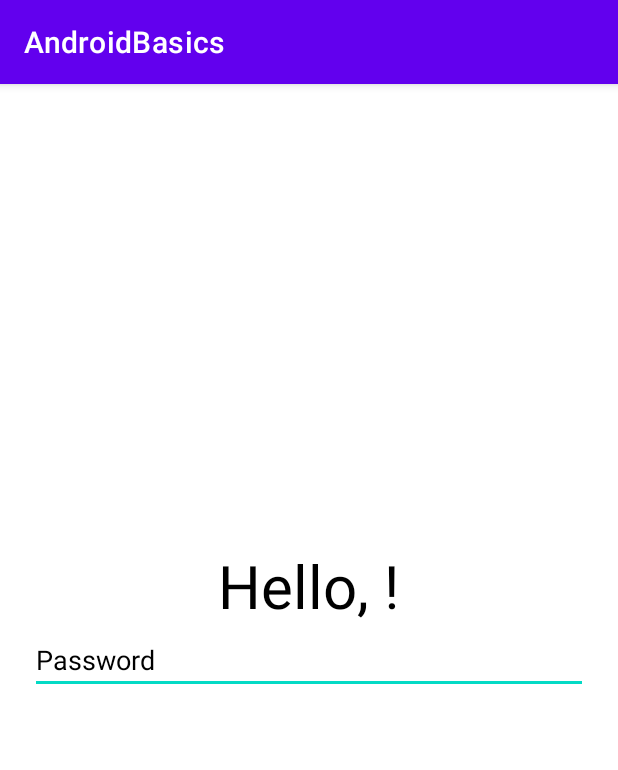
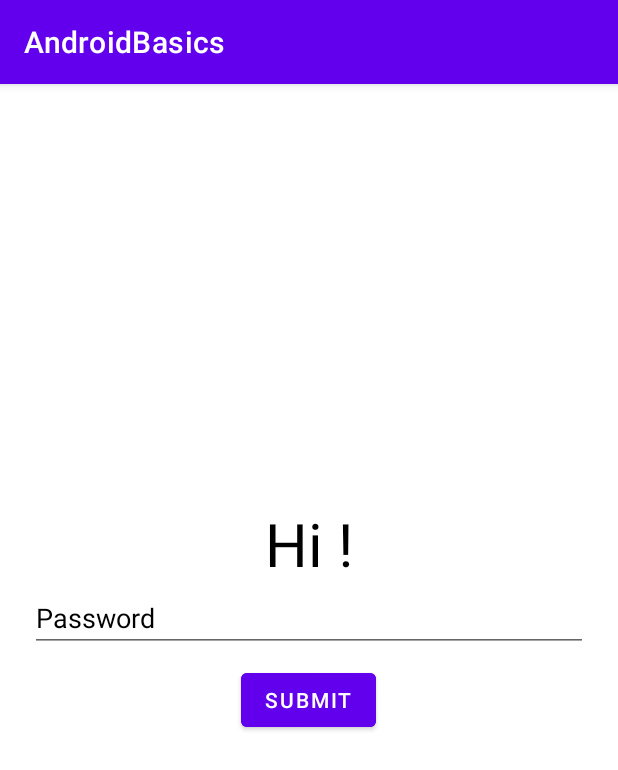
Before and after one commit to arora-ankit1/AndroidBasics, an Android app: the screen it shows after launch (PasswordActivity before the commit, MainContainerActivity after it), after a tap on "SUBMIT", on a phone screen of 412 x 824 dp. Shown: the top 770 px of the screen. Run offline under Robolectric (Android 15) with nearby library versions, the phone set to English and light mode, and no system bars.

Commit message:
logic updated with fragments

```diff
--- /dev/null
+++ b/app/src/main/java/com/example/androidbasics/LoginFragment.java
@@ -0,0 +1,125 @@
+package com.example.androidbasics;
+
+import android.content.Context;
+import android.os.Bundle;
+
+import androidx.annotation.NonNull;
+import androidx.annotation.Nullable;
+import androidx.fragment.app.Fragment;
+
+import android.util.Log;
+import android.view.LayoutInflater;
+import android.view.View;
+import android.view.ViewGroup;
+import android.widget.Button;
+import android.widget.EditText;
+
+/**
+ * A simple {@link Fragment} subclass.
+ * Use the {@link LoginFragment#newInstance} factory method to
+ * create an instance of this fragment.
+ */
+public class LoginFragment extends Fragment {
+
+    public static final String TAG = "LoginFragment";
+    private callBackListener mListener;
+
+    public interface callBackListener {
+        void onLoginSuccess(String username);
+    }
+
+    public LoginFragment() {
+        // Required empty public constructor
+    }
+
+    public static LoginFragment newInstance() {
+        return new LoginFragment();
+    }
+
+
+    @Override
+    public void onAttach(Context context) {
+        super.onAttach(context);
+        Log.d(TAG, "onAttach: "+TAG);
+        if (context instanceof callBackListener) {
+            mListener = (callBackListener) context;
+        } else {
+            throw new RuntimeException(context.toString()
+                    + " must implement OnLoginFragmentInteractionListener");
+        }
+    }
+
+    @Override
+    public void onActivityCreated(@Nullable Bundle savedInstanceState) {
+        super.onActivityCreated(savedInstanceState);
+        Log.d(TAG, "onActivityCreated: "+TAG);
+    }
+
+    @Override
+    public void onViewCreated(@NonNull View view, @Nullable Bundle savedInstanceState) {
+        super.onViewCreated(view, savedInstanceState);
+        Log.d(TAG, "onViewCreated: "+TAG);
+    }
+
+    @Override
+    public View onCreateView(LayoutInflater inflater, ViewGroup container,
+                             Bundle savedInstanceState) {
+        View view = inflater.inflate(R.layout.fragment_login, container, false);
+        Log.d(TAG, "onCreateView: "+TAG);
+        EditText usernameEditText = view.findViewById(R.id.username);
+        Button submitButton = view.findViewById(R.id.submitButton);
+
+        submitButton.setOnClickListener(new View.OnClickListener() {
+            @Override
+            public void onClick(View v) {
+                String username = usernameEditText.getText().toString();
+                mListener.onLoginSuccess(username);
+            }
+        });
+
+        return view;
+    }
+
+    @Override
+    public void onStart() {
+        super.onStart();
+        Log.d(TAG, "onStart: "+TAG);
+    }
+
+    @Override
+    public void onResume() {
+        super.onResume();
+        Log.d(TAG, "onResume: "+TAG);
+    }
+
+    @Override
+    public void onPause() {
+        super.onPause();
+        Log.d(TAG, "onPause: "+TAG);
+    }
+
+    @Override
+    public void onStop() {
+        super.onStop();
+        Log.d(TAG, "onStop: ");
+    }
+
+    @Override
+    public void onDestroyView() {
+        super.onDestroyView();
+        Log.d(TAG, "onDestroyView: "+TAG);
+    }
+
+    @Override
+    public void onDestroy() {
+        super.onDestroy();
+        Log.d(TAG, "onDestroy: "+TAG);
+    }
+
+    @Override
+    public void onDetach() {
+        super.onDetach();
+        Log.d(TAG, "onDetach: "+TAG);
+        mListener = null;
+    }
+}
--- /dev/null
+++ b/app/src/main/java/com/example/androidbasics/MainContainerActivity.java
@@ -0,0 +1,64 @@
+package com.example.androidbasics;
+
+import androidx.appcompat.app.AppCompatActivity;
+import androidx.fragment.app.FragmentManager;
+
+import android.os.Bundle;
+import android.util.Log;
+
+public class MainContainerActivity extends AppCompatActivity implements LoginFragment.callBackListener {
+
+    String TAG = "MainContainerActivity";
+
+    @Override
+    protected void onCreate(Bundle savedInstanceState) {
+        super.onCreate(savedInstanceState);
+        setContentView(R.layout.activity_main_container);
+        Log.d(TAG, "onCreate: " + TAG);
+        FragmentManager fragmentManager = getSupportFragmentManager();
+        if (savedInstanceState == null) {
+            getSupportFragmentManager().beginTransaction()
+                    .replace(R.id.fragmentContainer, LoginFragment.newInstance())
+                    .commit();
+        }
+    }
+
+    @Override
+    public void onLoginSuccess(String username) {
+        // Replace LoginFragment with PasswordFragment and pass the username
+        getSupportFragmentManager().beginTransaction()
+                .replace(R.id.fragmentContainer, PasswordFragment.newInstance(username))
+                .addToBackStack(null)
+                .commit();
+    }
+
+    @Override
+    protected void onStart() {
+        super.onStart();
+        Log.d(TAG, "onStart: " + TAG);
+    }
+
+    @Override
+    protected void onResume() {
+        super.onResume();
+        Log.d(TAG, "onResume: " + TAG);
+    }
+
+    @Override
+    protected void onPause() {
+        super.onPause();
+        Log.d(TAG, "onPause: " + TAG);
+    }
+
+    @Override
+    protected void onStop() {
+        super.onStop();
+        Log.d(TAG, "onStop: " + TAG);
+    }
+
+    @Override
+    protected void onDestroy() {
+        super.onDestroy();
+        Log.d(TAG, "onDestroy: " + TAG);
+    }
+}
--- /dev/null
+++ b/app/src/main/java/com/example/androidbasics/PasswordFragment.java
@@ -0,0 +1,67 @@
+package com.example.androidbasics;
+
+import android.os.Bundle;
+
+import androidx.fragment.app.Fragment;
+
+import android.view.LayoutInflater;
+import android.view.View;
+import android.view.ViewGroup;
+import android.widget.EditText;
+import android.widget.Button;
+import android.widget.TextView;
+
+public class PasswordFragment extends Fragment {
+
+    private static final String ARG_USERNAME = "username";
+
+    private String username;
+
+    public PasswordFragment() {
+        // Required empty public constructor
+    }
+
+    public static PasswordFragment newInstance(String username) {
+        PasswordFragment fragment = new PasswordFragment();
+        Bundle args = new Bundle();
+        args.putString(ARG_USERNAME, username);
+        fragment.setArguments(args);
+        return fragment;
+    }
+
+    @Override
+    public void onCreate(Bundle savedInstanceState) {
+        super.onCreate(savedInstanceState);
+        if (getArguments() != null) {
+            username = getArguments().getString(ARG_USERNAME);
+        }
+    }
+
+    @Override
+    public View onCreateView(LayoutInflater inflater, ViewGroup container,
+                             Bundle savedInstanceState) {
+        View view = inflater.inflate(R.layout.fragment_password, container, false);
+        TextView welcomeTextView = view.findViewById(R.id.tv_greetings);
+
+        EditText passwordEditText = view.findViewById(R.id.password);
+        Button submitPasswordButton = view.findViewById(R.id.submitButton);
+
+        welcomeTextView.setText("Hi " + username + "!");
+
+        submitPasswordButton.setOnClickListener(new View.OnClickListener() {
+            @Override
+            public void onClick(View v) {
+                String password = passwordEditText.getText().toString();
+                if (password.length() >= 8) {
+                    // Password is valid, perform desired action
+                } else {
+                    // Display an error message
+                    // For example, you can use a TextView to display the error message
+                    // ErrorTextView.setText("Invalid Password: Must be at least 8 characters");
+                }
+            }
+        });
+
+        return view;
+    }
+}
--- /dev/null
+++ b/app/src/main/res/layout/activity_main_container.xml
@@ -0,0 +1,15 @@
+<?xml version="1.0" encoding="utf-8"?>
+<LinearLayout xmlns:android="http://schemas.android.com/apk/res/android"
+    xmlns:app="http://schemas.android.com/apk/res-auto"
+    xmlns:tools="http://schemas.android.com/tools"
+    android:layout_width="match_parent"
+    android:layout_height="match_parent"
+    android:orientation="vertical"
+    tools:context=".MainContainerActivity">
+
+    <FrameLayout
+        android:id="@+id/fragmentContainer"
+        android:layout_width="match_parent"
+        android:layout_height="match_parent" />
+
+</LinearLayout>
--- /dev/null
+++ b/app/src/main/res/layout/fragment_password.xml
@@ -0,0 +1,51 @@
+<?xml version="1.0" encoding="utf-8"?>
+<LinearLayout xmlns:android="http://schemas.android.com/apk/res/android"
+    xmlns:tools="http://schemas.android.com/tools"
+    android:layout_width="match_parent"
+    android:layout_height="match_parent"
+    android:orientation="vertical"
+    android:background="@color/white"
+    tools:context=".PasswordActivity">
+
+    <TextView
+        android:layout_width="wrap_content"
+        android:layout_height="0dp"
+        android:text="@string/hello_username"
+        android:id="@+id/tv_greetings"
+        android:layout_weight="1"
+        android:layout_gravity="center"
+        android:gravity="bottom"
+        android:textColor="@color/black"
+        android:textSize="40sp"/>
+
+    <LinearLayout
+        android:layout_width="match_parent"
+        android:layout_height="wrap_content"
+        android:orientation="vertical"
+        android:layout_weight="1">
+
+        <EditText
+            android:layout_width="match_parent"
+            android:layout_height="wrap_content"
+            android:id="@+id/password"
+            android:layout_marginStart="20dp"
+            android:layout_marginEnd="20dp"
+            android:hint="@string/password"
+            android:textColor="@color/black"
+            android:textColorHint="@color/black"
+            android:autofillHints="Enter Your Password"
+            android:inputType="textPassword" />
+
+
+        <Button
+            android:layout_width="wrap_content"
+            android:layout_height="wrap_content"
+            android:id="@+id/submitButton"
+            android:text="@string/submit"
+            android:layout_gravity="center"
+            android:backgroundTint="@color/purple_500"
+            android:layout_marginTop="8dp"
+            />
+    </LinearLayout>
+
+</LinearLayout>
--- a/app/src/main/res/values/strings.xml
+++ b/app/src/main/res/values/strings.xml
@@ -6,4 +6,6 @@
     <string name="hello_username">Hello UserName</string>
     <string name="dummy_image">dummy image</string>
     <string name="password">Password</string>
+    <!-- TODO: Remove or change this placeholder text -->
+    <string name="hello_blank_fragment">Hello blank fragment</string>
 </resources>
```
Also changed, not shown: app/src/main/AndroidManifest.xml (+11 -2 lines), app/src/main/res/layout/fragment_login.xml (added, +59 -0 lines).
